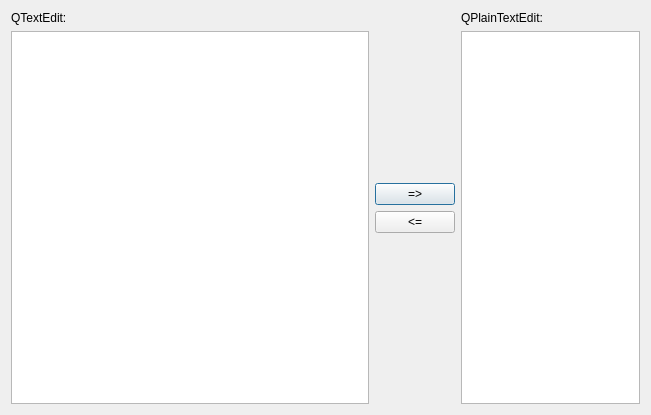
Qt form testQtTextEdit/MainDlg.ui (zmm20/xCppProjs) before a commit.
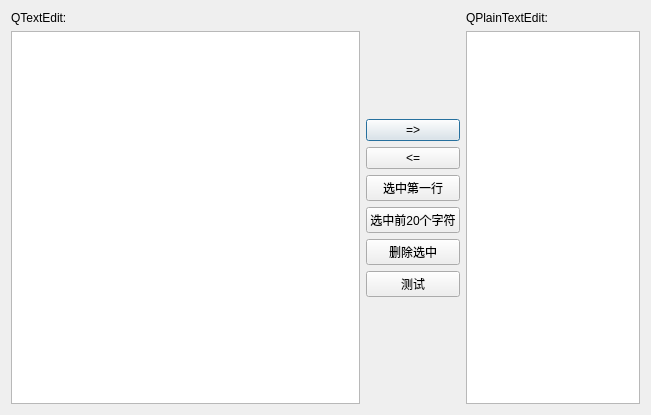
The same form after that commit.

What changed in the file:
```diff
--- a/testQtTextEdit/MainDlg.ui
+++ b/testQtTextEdit/MainDlg.ui
@@ -57,6 +57,34 @@
        </property>
       </widget>
      </item>
+     <item>
+      <widget class="QPushButton" name="btnSelFirstLine">
+       <property name="text">
+        <string>选中第一行</string>
+       </property>
+      </widget>
+     </item>
+     <item>
+      <widget class="QPushButton" name="btnSelLeft20">
+       <property name="text">
+        <string>选中前20个字符</string>
+       </property>
+      </widget>
+     </item>
+     <item>
+      <widget class="QPushButton" name="btnDelSel">
+       <property name="text">
+        <string>删除选中</string>
+       </property>
+      </widget>
+     </item>
+     <item>
+      <widget class="QPushButton" name="btnTest">
+       <property name="text">
+        <string>测试</string>
+       </property>
+      </widget>
+     </item>
      <item>
       <spacer name="verticalSpacer_2">
        <property name="orientation">
```
